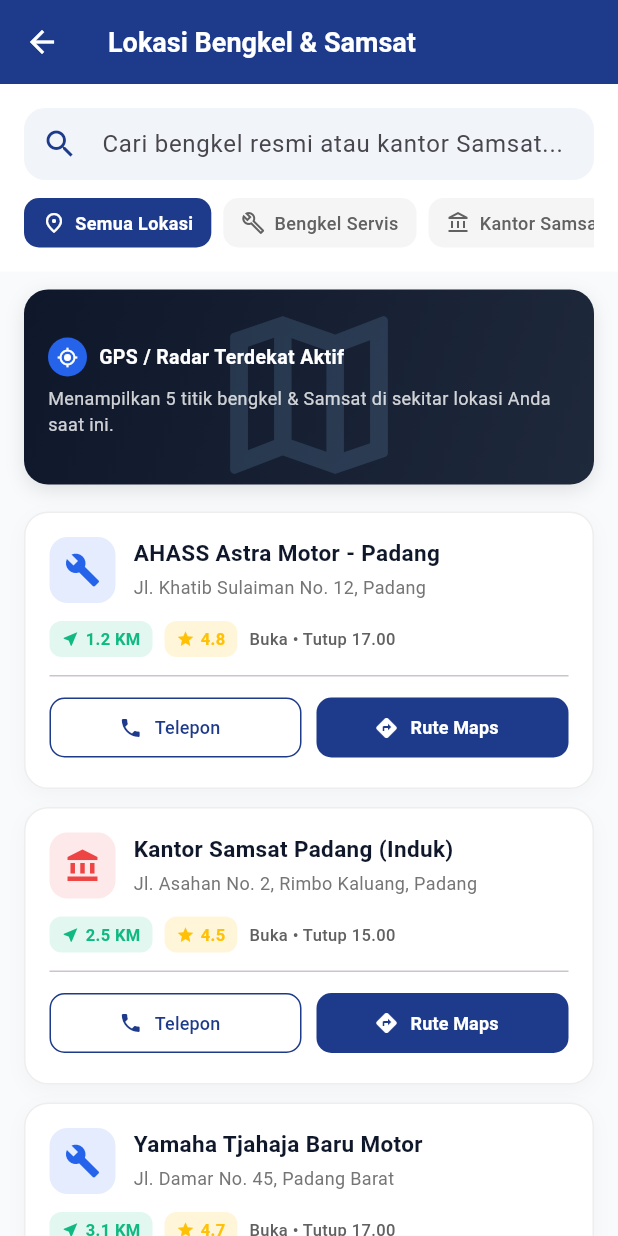
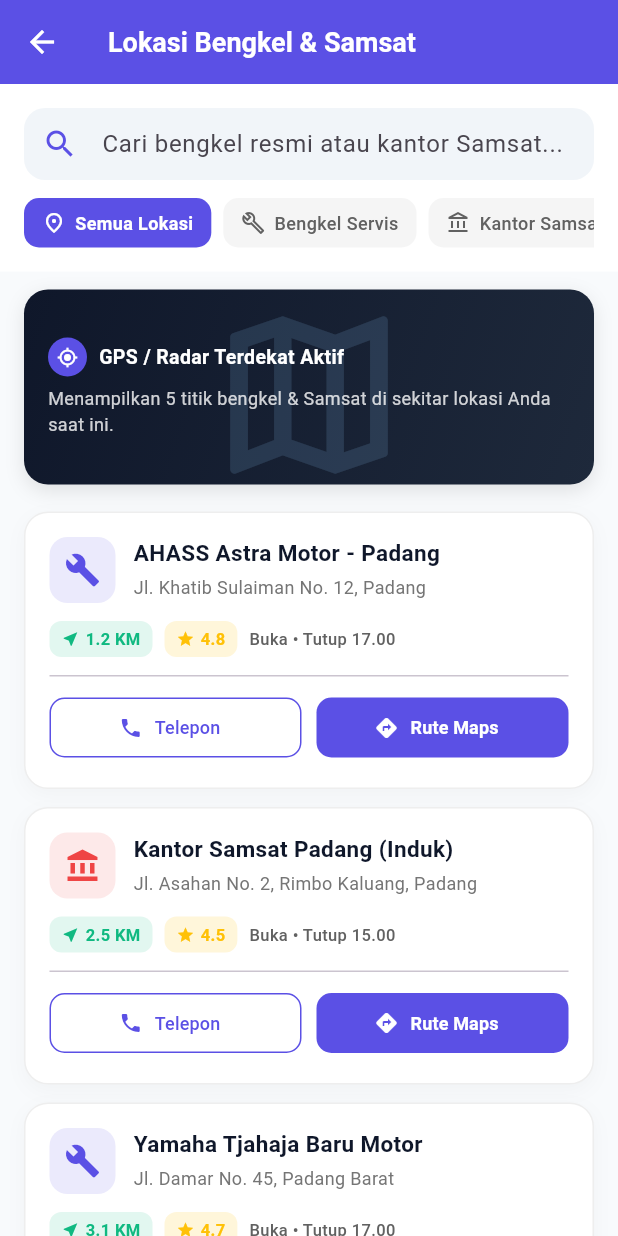
Before and after one commit to firzatunnisa/OdoTrack, a Flutter app: the screen it shows after launch, item 3 of the bottom bar chosen, after a tap on the "near me" icon, on a phone screen of 412 x 824 dp. Run offline on Flutter 3.47's test engine with Material 3 defaults, Android fonts, the phone set to English and light mode, and no system bars.

Commit message:
samain warna header dan tombol sesuai figma

```diff
--- a/lib/modules/dashboard/nearby_locations_page.dart
+++ b/lib/modules/dashboard/nearby_locations_page.dart
@@ -101,7 +101,7 @@
       backgroundColor: const Color(0xFFF8FAFC),
       appBar: AppBar(
         title: const Text('Lokasi Bengkel & Samsat', style: TextStyle(fontWeight: FontWeight.bold, fontSize: 18)),
-        backgroundColor: const Color(0xFF1E3A8A),
+        backgroundColor: const Color(0xFF5B50E5),
         foregroundColor: Colors.white,
         elevation: 0,
       ),
@@ -118,7 +118,7 @@
                   onChanged: (val) => setState(() => _searchQuery = val),
                   decoration: InputDecoration(
                     hintText: 'Cari bengkel resmi atau kantor Samsat...',
-                    prefixIcon: const Icon(Icons.search, color: Color(0xFF1E3A8A)),
+                    prefixIcon: const Icon(Icons.search, color: Color(0xFF5B50E5)),
                     filled: true,
                     fillColor: const Color(0xFFF1F5F9),
                     contentPadding: const EdgeInsets.symmetric(vertical: 0, horizontal: 16),
@@ -187,7 +187,7 @@
                           Container(
                             padding: const EdgeInsets.all(6),
                             decoration: const BoxDecoration(
-                              color: Color(0xFF2563EB),
+                              color: Color(0xFF5B50E5),
                               shape: BoxShape.circle,
                             ),
                             child: const Icon(Icons.my_location, color: Colors.white, size: 14),
@@ -249,7 +249,7 @@
       child: Container(
         padding: const EdgeInsets.symmetric(horizontal: 12, vertical: 8),
         decoration: BoxDecoration(
-          color: isSelected ? const Color(0xFF1E3A8A) : Colors.grey.shade100,
+          color: isSelected ? const Color(0xFF5B50E5) : Colors.grey.shade100,
           borderRadius: BorderRadius.circular(10),
         ),
         child: Row(
@@ -296,12 +296,12 @@
               Container(
                 padding: const EdgeInsets.all(10),
                 decoration: BoxDecoration(
-                  color: isSamsat ? const Color(0xFFEF4444).withValues(alpha: 0.12) : const Color(0xFF2563EB).withValues(alpha: 0.12),
+                  color: isSamsat ? const Color(0xFFEF4444).withValues(alpha: 0.12) : const Color(0xFF5B50E5).withValues(alpha: 0.12),
                   borderRadius: BorderRadius.circular(12),
                 ),
                 child: Icon(
                   isSamsat ? Icons.account_balance : Icons.build,
-                  color: isSamsat ? const Color(0xFFEF4444) : const Color(0xFF2563EB),
+                  color: isSamsat ? const Color(0xFFEF4444) : const Color(0xFF5B50E5),
                   size: 24,
                 ),
               ),
@@ -392,8 +392,8 @@
                     );
                   },
                   style: OutlinedButton.styleFrom(
-                    foregroundColor: const Color(0xFF1E3A8A),
-                    side: const BorderSide(color: Color(0xFF1E3A8A)),
+                    foregroundColor: const Color(0xFF5B50E5),
+                    side: const BorderSide(color: Color(0xFF5B50E5)),
                     shape: RoundedRectangleBorder(borderRadius: BorderRadius.circular(10)),
                   ),
                   icon: const Icon(Icons.phone, size: 16),
@@ -407,13 +407,13 @@
                     ScaffoldMessenger.of(context).showSnackBar(
                       SnackBar(
                         content: Text('Membuka rute navigasi menuju ${item.name}...'),
-                        backgroundColor: const Color(0xFF2563EB),
+                        backgroundColor: const Color(0xFF5B50E5),
                         behavior: SnackBarBehavior.floating,
                       ),
                     );
                   },
                   style: ElevatedButton.styleFrom(
-                    backgroundColor: const Color(0xFF1E3A8A),
+                    backgroundColor: const Color(0xFF5B50E5),
                     foregroundColor: Colors.white,
                     elevation: 0,
                     shape: RoundedRectangleBorder(borderRadius: BorderRadius.circular(10)),
--- a/lib/modules/dashboard/reminder_page.dart
+++ b/lib/modules/dashboard/reminder_page.dart
@@ -182,7 +182,7 @@
           'Jadwal & Pengingat',
           style: TextStyle(fontWeight: FontWeight.bold, fontSize: 18),
         ),
-        backgroundColor: const Color(0xFF6C4DFF),
+        backgroundColor: const Color(0xFF5B50E5),
         foregroundColor: Colors.white,
         elevation: 0,
         actions: [
@@ -263,7 +263,7 @@
       ),
       floatingActionButton: FloatingActionButton.extended(
         onPressed: _showAddSheet,
-        backgroundColor: const Color(0xFF6C4DFF),
+        backgroundColor: const Color(0xFF5B50E5),
         foregroundColor: Colors.white,
         icon: const Icon(Icons.notification_add_outlined),
         label: const Text('Buat Pengingat'),
```
